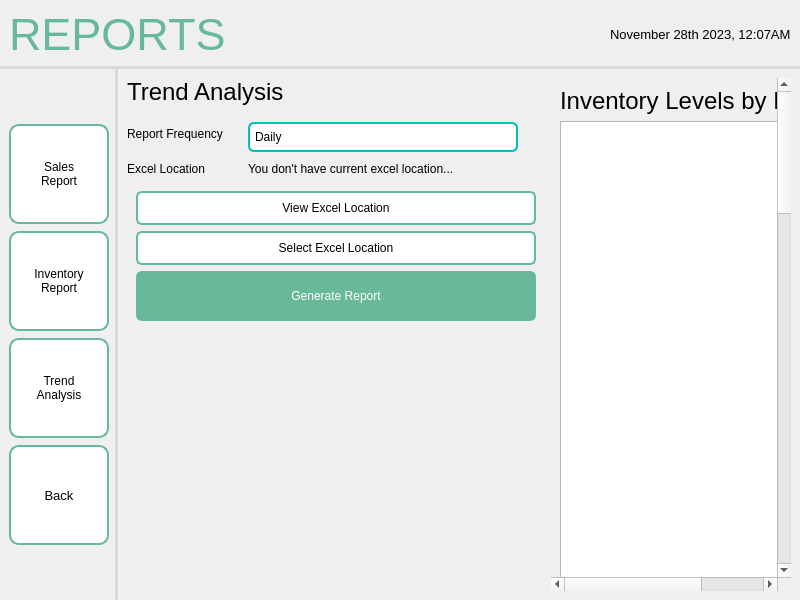
First picture: the form in screens/ui/admin_ui/admin_reports/report_trend.ui, repository sehae/POS-with-Inventory-System, before the edit.
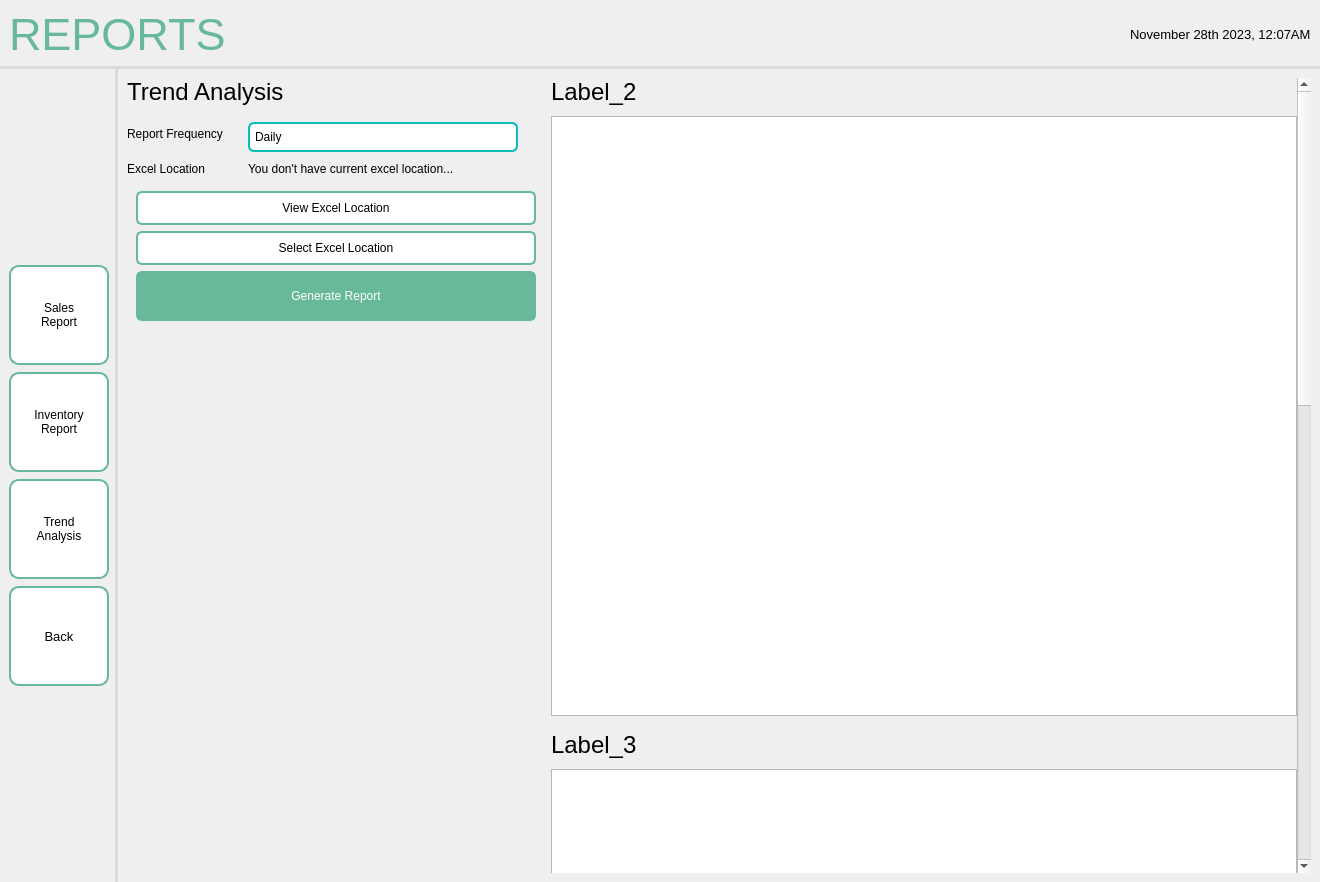
Second picture: the form after the edit. Icons and pictures are not drawn.

```diff
--- a/screens/ui/admin_ui/admin_reports/report_trend.ui
+++ b/screens/ui/admin_ui/admin_reports/report_trend.ui
@@ -6,8 +6,8 @@
    <rect>
     <x>0</x>
     <y>0</y>
-    <width>800</width>
-    <height>600</height>
+    <width>1320</width>
+    <height>882</height>
    </rect>
   </property>
   <property name="windowTitle">
@@ -657,12 +657,45 @@
              <property name="geometry">
               <rect>
                <x>0</x>
-               <y>-1237</y>
-               <width>401</width>
-               <height>1977</height>
+               <y>-925</y>
+               <width>726</width>
+               <height>1980</height>
               </rect>
              </property>
+             <layout class="QVBoxLayout" name="verticalLayout_4">
+              <property name="spacing">
+               <number>15</number>
+              </property>
+              <property name="leftMargin">
+               <number>0</number>
+              </property>
+              <property name="topMargin">
+               <number>0</number>
+              </property>
+              <property name="rightMargin">
+               <number>0</number>
+              </property>
+              <property name="bottomMargin">
+               <number>0</number>
+              </property>
+              <item>
+               <widget class="QWidget" name="widget_4" native="true">
              <layout class="QVBoxLayout" name="verticalLayout_3">
+                 <property name="spacing">
+                  <number>10</number>
+                 </property>
+                 <property name="leftMargin">
+                  <number>0</number>
+                 </property>
+                 <property name="topMargin">
+                  <number>0</number>
+                 </property>
+                 <property name="rightMargin">
+                  <number>0</number>
+                 </property>
+                 <property name="bottomMargin">
+                  <number>0</number>
+                 </property>
               <item>
                <widget class="QLabel" name="label_2">
                 <property name="font">
@@ -671,7 +704,7 @@
                  </font>
                 </property>
                 <property name="text">
-                 <string>Inventory Levels by Products</string>
+                    <string>Label_2</string>
                 </property>
                </widget>
               </item>
@@ -694,6 +727,27 @@
                 </property>
                </widget>
               </item>
+                </layout>
+               </widget>
+              </item>
+              <item>
+               <widget class="QWidget" name="widget_6" native="true">
+                <layout class="QVBoxLayout" name="verticalLayout_7">
+                 <property name="spacing">
+                  <number>10</number>
+                 </property>
+                 <property name="leftMargin">
+                  <number>0</number>
+                 </property>
+                 <property name="topMargin">
+                  <number>0</number>
+                 </property>
+                 <property name="rightMargin">
+                  <number>0</number>
+                 </property>
+                 <property name="bottomMargin">
+                  <number>0</number>
+                 </property>
               <item>
                <widget class="QLabel" name="label_3">
                 <property name="font">
@@ -702,7 +756,7 @@
                  </font>
                 </property>
                 <property name="text">
-                 <string>Inventory Status Overview</string>
+                    <string>Label_3</string>
                 </property>
                </widget>
               </item>
@@ -725,6 +779,27 @@
                 </property>
                </widget>
               </item>
+                </layout>
+               </widget>
+              </item>
+              <item>
+               <widget class="QWidget" name="widget_7" native="true">
+                <layout class="QVBoxLayout" name="verticalLayout_8">
+                 <property name="spacing">
+                  <number>10</number>
+                 </property>
+                 <property name="leftMargin">
+                  <number>0</number>
+                 </property>
+                 <property name="topMargin">
+                  <number>0</number>
+                 </property>
+                 <property name="rightMargin">
+                  <number>0</number>
+                 </property>
+                 <property name="bottomMargin">
+                  <number>0</number>
+                 </property>
               <item>
                <widget class="QLabel" name="label_4">
                 <property name="font">
@@ -733,7 +808,7 @@
                  </font>
                 </property>
                 <property name="text">
-                 <string>Expiry Date Analysis</string>
+                    <string>Label_4</string>
                 </property>
                </widget>
               </item>
@@ -754,6 +829,9 @@
                 <property name="verticalScrollBarPolicy">
                  <enum>Qt::ScrollBarAlwaysOff</enum>
                 </property>
+                  </widget>
+                 </item>
+                </layout>
                </widget>
               </item>
              </layout>
```
Lines whose indentation alone changed are shown as unchanged.
